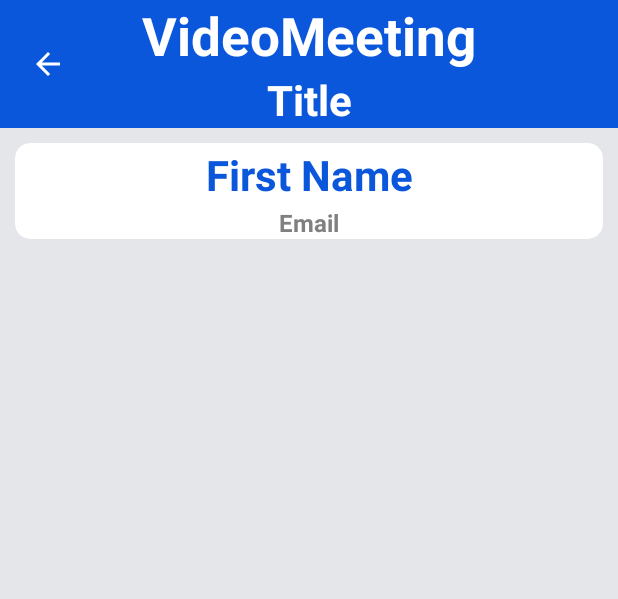
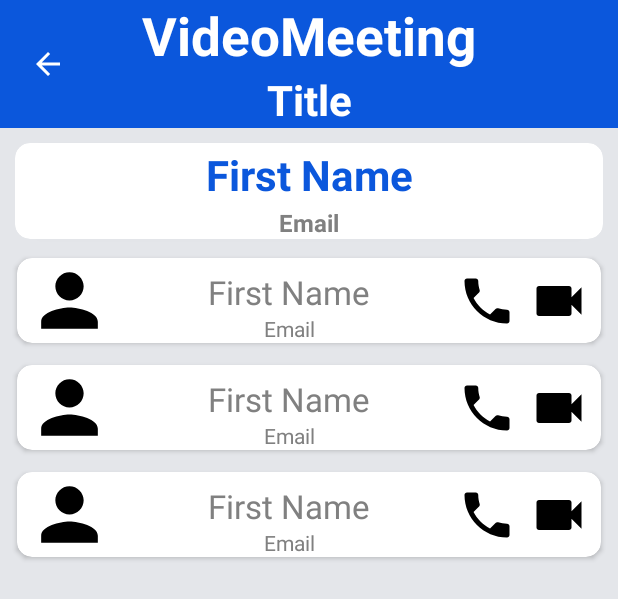
Before and after one commit to danieel47896321/VideoMeeting, an Android app: the layout activity_home.xml on its own in the app's theme, with its tools: preview values and no code run, on a phone screen of 412 x 824 dp. Shown: the top 599 px of the screen. Run offline under Robolectric (Android 15) with nearby library versions, the phone set to English and light mode, and no system bars.

Commit message:
created In coning and out going page. created background for call. made out going xml.

```diff
--- a/app/build.gradle
+++ b/app/build.gradle
@@ -34,12 +34,13 @@ android {
 
 dependencies {
 
-    implementation 'androidx.core:core-ktx:1.7.0'
+    implementation 'androidx.core:core-ktx:1.9.0'
     implementation 'androidx.appcompat:appcompat:1.5.1'
     implementation 'com.google.android.material:material:1.7.0'
     implementation 'androidx.constraintlayout:constraintlayout:2.1.4'
     implementation 'com.google.firebase:firebase-auth:21.1.0'
     implementation 'com.google.firebase:firebase-database-ktx:20.1.0'
+    implementation 'com.google.firebase:firebase-messaging-ktx:23.1.1'
     testImplementation 'junit:junit:4.13.2'
     androidTestImplementation 'androidx.test.ext:junit:1.1.4'
     androidTestImplementation 'androidx.test.espresso:espresso-core:3.5.0'
--- /dev/null
+++ b/app/src/main/res/drawable/cancel.xml
@@ -0,0 +1,5 @@
+<vector android:height="24dp" android:tint="#F10404"
+    android:viewportHeight="24" android:viewportWidth="24"
+    android:width="24dp" xmlns:android="http://schemas.android.com/apk/res/android">
+    <path android:fillColor="@android:color/white" android:pathData="M12,2C6.47,2 2,6.47 2,12s4.47,10 10,10 10,-4.47 10,-10S17.53,2 12,2zM17,15.59L15.59,17 12,13.41 8.41,17 7,15.59 10.59,12 7,8.41 8.41,7 12,10.59 15.59,7 17,8.41 13.41,12 17,15.59z"/>
+</vector>
--- a/app/src/main/res/drawable/person.xml
+++ b/app/src/main/res/drawable/person.xml
@@ -1,4 +1,4 @@
-<vector android:height="24dp" android:tint="#FFFFFF"
+<vector android:height="24dp" android:tint="@color/black"
     android:viewportHeight="24" android:viewportWidth="24"
     android:width="24dp" xmlns:android="http://schemas.android.com/apk/res/android">
     <path android:fillColor="@android:color/white" android:pathData="M12,12c2.21,0 4,-1.79 4,-4s-1.79,-4 -4,-4 -4,1.79 -4,4 1.79,4 4,4zM12,14c-2.67,0 -8,1.34 -8,4v2h16v-2c0,-2.66 -5.33,-4 -8,-4z"/>
--- /dev/null
+++ b/app/src/main/res/drawable/videocam.xml
@@ -0,0 +1,5 @@
+<vector android:height="24dp" android:tint="#000000"
+    android:viewportHeight="24" android:viewportWidth="24"
+    android:width="24dp" xmlns:android="http://schemas.android.com/apk/res/android">
+    <path android:fillColor="@android:color/white" android:pathData="M17,10.5V7c0,-0.55 -0.45,-1 -1,-1H4c-0.55,0 -1,0.45 -1,1v10c0,0.55 0.45,1 1,1h12c0.55,0 1,-0.45 1,-1v-3.5l4,4v-11l-4,4z"/>
+</vector>
--- a/app/src/main/res/layout/activity_home.xml
+++ b/app/src/main/res/layout/activity_home.xml
@@ -54,6 +54,7 @@
         android:id="@+id/linearLayout"
         android:layout_width="0dp"
         android:layout_height="0dp"
+        android:layout_marginTop="5dp"
         android:layout_marginBottom="6dp"
         android:orientation="vertical"
         app:layout_constraintBottom_toBottomOf="parent"
@@ -64,7 +65,8 @@
         <androidx.recyclerview.widget.RecyclerView
             android:id="@+id/recyclerView"
             android:layout_width="match_parent"
-            android:layout_height="match_parent" />
+            android:layout_height="match_parent"
+            tools:listitem="@layout/user_view" />
     </LinearLayout>
 
 </androidx.constraintlayout.widget.ConstraintLayout>
--- /dev/null
+++ b/app/src/main/res/layout/user_view.xml
@@ -0,0 +1,79 @@
+<?xml version="1.0" encoding="utf-8"?>
+<androidx.cardview.widget.CardView
+    xmlns:android="http://schemas.android.com/apk/res/android"
+    xmlns:app="http://schemas.android.com/apk/res-auto"
+    android:id="@+id/cardView"
+    android:layout_width="match_parent"
+    android:layout_height="wrap_content"
+    android:layout_marginLeft="11dp"
+    android:layout_marginRight="11dp"
+    android:layout_marginTop="7dp"
+    android:layout_marginBottom="7dp"
+    app:cardCornerRadius="10dp">
+
+    <androidx.constraintlayout.widget.ConstraintLayout
+        android:layout_width="match_parent"
+        android:layout_height="match_parent">
+
+        <ImageView
+            android:id="@+id/userImage"
+            android:layout_width="70dp"
+            android:layout_height="0dp"
+            android:src="@drawable/person"
+            app:layout_constraintBottom_toBottomOf="parent"
+            app:layout_constraintStart_toStartOf="parent"
+            app:layout_constraintTop_toTopOf="parent" />
+
+        <TextView
+            android:id="@+id/userFullName"
+            android:layout_width="0dp"
+            android:layout_height="wrap_content"
+            android:layout_marginTop="8dp"
+            android:gravity="center"
+            android:text="@string/FirstName"
+            android:textColor="@color/default_color"
+            android:textSize="22sp"
+            app:layout_constraintEnd_toStartOf="@+id/imageCall"
+            app:layout_constraintHorizontal_bias="0.0"
+            app:layout_constraintStart_toEndOf="@+id/userImage"
+            app:layout_constraintTop_toTopOf="parent" />
+
+        <TextView
+            android:id="@+id/userEmail"
+            android:layout_width="0dp"
+            android:layout_height="wrap_content"
+            android:gravity="center"
+            android:text="@string/Email"
+            android:textColor="@color/default_color"
+            android:textSize="14sp"
+            app:layout_constraintEnd_toEndOf="@+id/userFullName"
+            app:layout_constraintStart_toEndOf="@+id/userImage"
+            app:layout_constraintTop_toBottomOf="@+id/userFullName" />
+
+
+        <ImageView
+            android:id="@+id/imageCall"
+            android:layout_width="40dp"
+            android:layout_height="40dp"
+            android:layout_gravity="center"
+            android:layout_marginEnd="8dp"
+            android:clickable="true"
+            android:foreground="?android:attr/selectableItemBackground"
+            android:src="@drawable/phone"
+            app:layout_constraintBottom_toBottomOf="parent"
+            app:layout_constraintEnd_toStartOf="@+id/imageVideo"
+            app:layout_constraintTop_toTopOf="parent" />
+
+        <ImageView
+            android:id="@+id/imageVideo"
+            android:layout_width="40dp"
+            android:layout_height="40dp"
+            android:layout_marginEnd="8dp"
+            android:clickable="true"
+            android:foreground="?android:attr/selectableItemBackground"
+            android:src="@drawable/videocam"
+            app:layout_constraintBottom_toBottomOf="parent"
+            app:layout_constraintEnd_toEndOf="parent"
+            app:layout_constraintTop_toTopOf="parent" />
+    </androidx.constraintlayout.widget.ConstraintLayout>
+</androidx.cardview.widget.CardView>
--- a/app/src/main/res/values/strings.xml
+++ b/app/src/main/res/values/strings.xml
@@ -36,6 +36,10 @@
     <string name="No">No</string>
     <string name="Yes">Yes</string>
     <string name="AreYouSure">Are you sure you want to Sign Out?</string>
+    <!-- OutgoingCall Page -->
+    <string name="Call">Call</string>
+    <string name="Cancel">Cancel</string>
+    <string name="VideoCall">Video Call</string>
     <!-- Arrays -->
     <string-array name="Main">
         <item>@string/SignIn</item>
```
Also changed, not shown: app/src/main/AndroidManifest.xml (+9 -0 lines), app/src/main/java/com/example/videomeeting/adapter/UserAdapter.kt (added, +55 -0 lines), app/src/main/java/com/example/videomeeting/user/Home.kt (+38 -0 lines), app/src/main/java/com/example/videomeeting/user/IncomingCall.kt (added, +12 -0 lines), app/src/main/java/com/example/videomeeting/user/OutgoingCall.kt (added, +44 -0 lines), app/src/main/res/drawable/background_call.xml (added, +10 -0 lines), app/src/main/res/layout/activity_incoming_call.xml (added, +9 -0 lines), app/src/main/res/layout/activity_outgoing_call.xml (added, +74 -0 lines), 1 other file.
